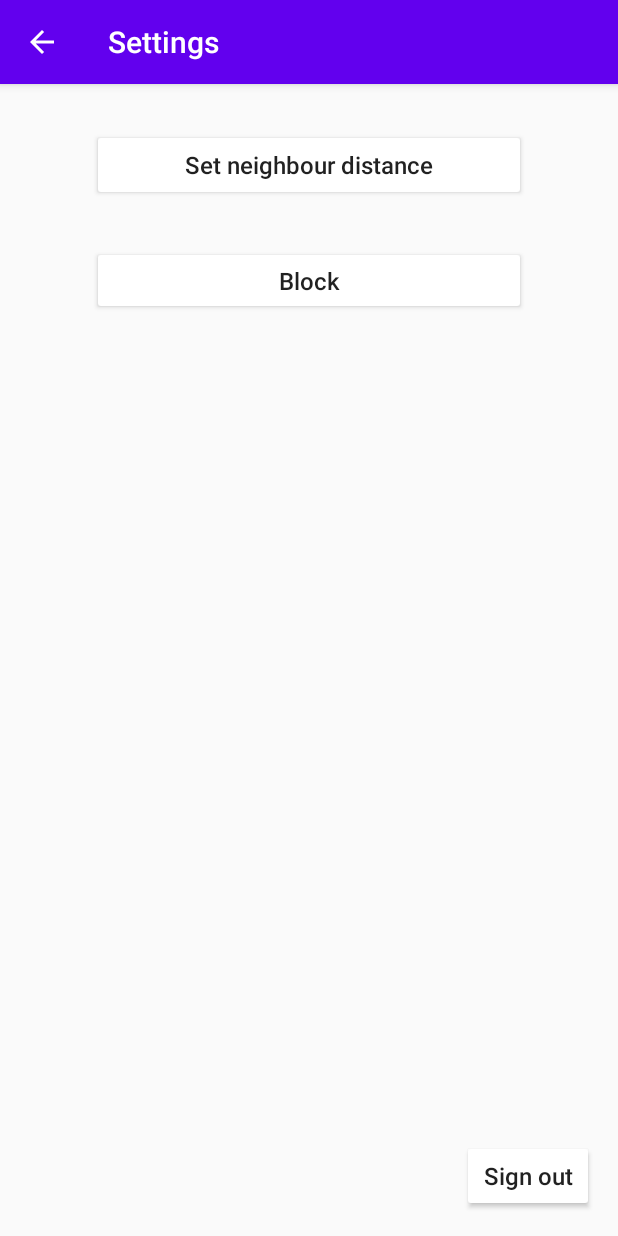
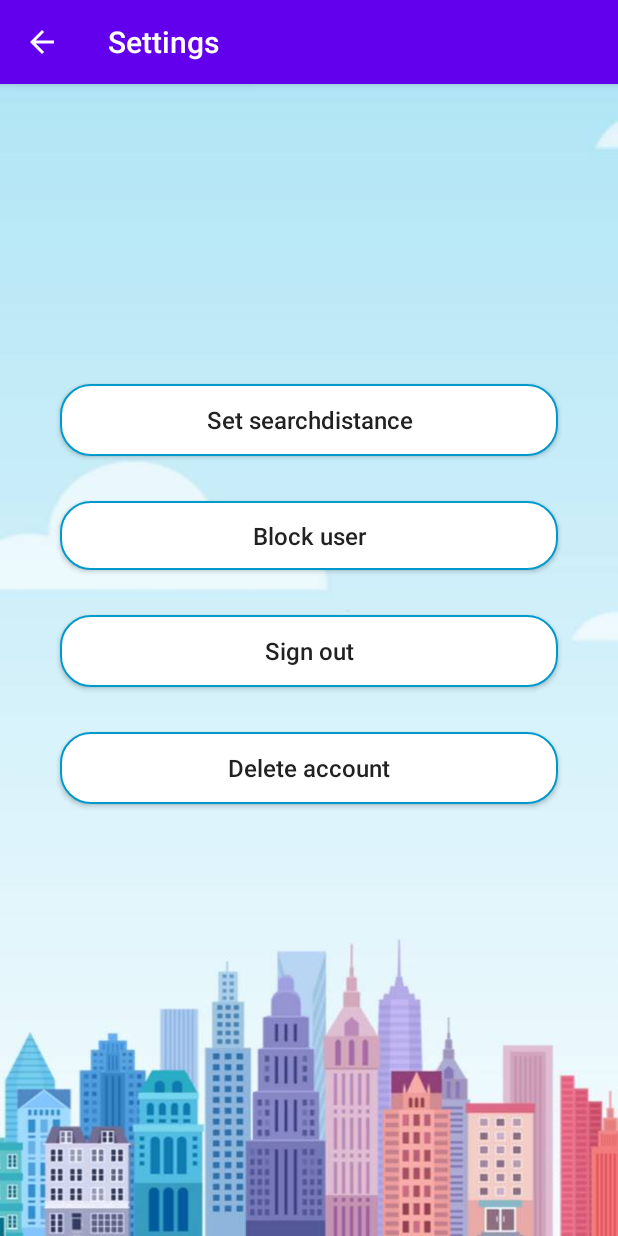
Before and after one commit to zakariamosa/NeighboursChat, an Android app: the SettingsActivity screen opened directly, with no data from a screen before it, on a phone screen of 412 x 824 dp. Run offline under Robolectric (Android 15) with nearby library versions, the phone set to English and light mode, and no system bars; our stand-ins replace Firebase (no records; nobody signed in at launch, a user with empty details on screens opened directly).

Commit message:
Updated design in latestmessage-activity.

```diff
--- a/app/src/main/java/com/example/neighbourschatapp/SettingsActivity.kt
+++ b/app/src/main/java/com/example/neighbourschatapp/SettingsActivity.kt
@@ -23,9 +23,14 @@ class SettingsActivity : AppCompatActivity() {
 
 
 
-        val btnSignOut = findViewById<TextView>(R.id.btn_sign_out)
+        val btnSignOut = findViewById<Button>(R.id.btn_sign_out)
         btnSignOut.setOnClickListener {
             signOut()
+        }
+
+        val btnDeleteAccount = findViewById<Button>(R.id.btn_delete_account)
+        btnDeleteAccount.setOnClickListener {
+
         }
 
 
@@ -105,10 +110,12 @@ class SettingsActivity : AppCompatActivity() {
             btn_sign_out.visibility = View.INVISIBLE
             buttonBlock.visibility = View.INVISIBLE
             buttonNeighbourDistanceSetting.visibility = View.INVISIBLE
+            btn_delete_account.visibility = View.INVISIBLE
         } else {
             btn_sign_out.visibility = View.VISIBLE
             buttonBlock.visibility = View.VISIBLE
             buttonNeighbourDistanceSetting.visibility = View.VISIBLE
+            btn_delete_account.visibility = View.VISIBLE
         }
         return
 
--- a/app/src/main/res/layout/activity_chat.xml
+++ b/app/src/main/res/layout/activity_chat.xml
@@ -4,6 +4,7 @@
     xmlns:tools="http://schemas.android.com/tools"
     android:layout_width="match_parent"
     android:layout_height="match_parent"
+    android:background="@drawable/city_background"
     tools:context=".ChatActivity">
 
     <androidx.recyclerview.widget.RecyclerView
--- a/app/src/main/res/layout/activity_settings.xml
+++ b/app/src/main/res/layout/activity_settings.xml
@@ -2,31 +2,37 @@
 <androidx.constraintlayout.widget.ConstraintLayout xmlns:android="http://schemas.android.com/apk/res/android"
     xmlns:app="http://schemas.android.com/apk/res-auto"
     xmlns:tools="http://schemas.android.com/tools"
+    android:background="@drawable/city_background"
     android:layout_width="match_parent"
     android:layout_height="match_parent"
     tools:context=".SettingsActivity">
 
     <Button
-        android:id="@+id/btn_sign_out"
-        android:layout_width="wrap_content"
-        android:layout_height="wrap_content"
-        android:layout_marginBottom="16dp"
+        android:id="@+id/buttonNeighbourDistanceSetting"
+        android:layout_width="0dp"
+        android:layout_height="48dp"
+        android:layout_marginStart="40dp"
+        android:layout_marginTop="200dp"
+        android:layout_marginEnd="40dp"
+        android:background="@drawable/rounded_edittext_register_login"
+        android:text="@string/set_distance"
+        android:textAllCaps="false"
+        android:textSize="16sp"
         android:theme="@style/MyButton"
-        android:text="@string/sign_out"
-        android:textSize="16sp"
-        android:textAllCaps="false"
         android:visibility="visible"
-        app:layout_constraintBottom_toBottomOf="parent"
         app:layout_constraintEnd_toEndOf="parent"
-        app:layout_constraintHorizontal_bias="0.95"
-        app:layout_constraintStart_toStartOf="parent" />
+        app:layout_constraintStart_toStartOf="parent"
+        app:layout_constraintTop_toTopOf="parent" />
 
     <Button
         android:id="@+id/buttonBlock"
-        android:layout_width="289dp"
+        android:layout_width="0dp"
         android:layout_height="46dp"
+        android:layout_marginStart="40dp"
         android:layout_marginTop="30dp"
-        android:text="Block"
+        android:layout_marginEnd="40dp"
+        android:background="@drawable/rounded_edittext_register_login"
+        android:text="@string/block_user"
         android:textAllCaps="false"
         android:textSize="16sp"
         android:theme="@style/MyButton"
@@ -34,6 +40,41 @@
         app:layout_constraintEnd_toEndOf="parent"
         app:layout_constraintStart_toStartOf="parent"
         app:layout_constraintTop_toBottomOf="@+id/buttonNeighbourDistanceSetting" />
+
+    <Button
+        android:id="@+id/btn_sign_out"
+        android:layout_width="0dp"
+        android:layout_height="wrap_content"
+        android:layout_marginStart="40dp"
+        android:layout_marginTop="30dp"
+        android:layout_marginEnd="40dp"
+        android:background="@drawable/rounded_edittext_register_login"
+        android:text="@string/sign_out"
+        android:textAllCaps="false"
+        android:textSize="16sp"
+        android:theme="@style/MyButton"
+        android:visibility="visible"
+        app:layout_constraintEnd_toEndOf="parent"
+        app:layout_constraintHorizontal_bias="0.95"
+        app:layout_constraintStart_toStartOf="parent"
+        app:layout_constraintTop_toBottomOf="@+id/buttonBlock" />
+
+    <Button
+        android:id="@+id/btn_delete_account"
+        android:layout_width="0dp"
+        android:layout_height="wrap_content"
+        android:layout_marginStart="40dp"
+        android:layout_marginTop="30dp"
+        android:layout_marginEnd="40dp"
+        android:background="@drawable/rounded_edittext_register_login"
+        android:text="@string/delete_account"
+        android:textAllCaps="false"
+        android:textSize="16sp"
+        android:theme="@style/MyButton"
+        android:visibility="visible"
+        app:layout_constraintEnd_toEndOf="parent"
+        app:layout_constraintStart_toStartOf="parent"
+        app:layout_constraintTop_toBottomOf="@+id/btn_sign_out" />
 
     <FrameLayout
         android:id="@+id/container"
@@ -50,18 +91,4 @@
 
     </FrameLayout>
 
-    <Button
-        android:id="@+id/buttonNeighbourDistanceSetting"
-        android:layout_width="289dp"
-        android:layout_height="48dp"
-        android:layout_marginTop="30dp"
-        android:theme="@style/MyButton"
-        android:text="Set neighbour distance"
-        android:textSize="16sp"
-        android:textAllCaps="false"
-        android:visibility="visible"
-        app:layout_constraintEnd_toEndOf="parent"
-        app:layout_constraintStart_toStartOf="parent"
-        app:layout_constraintTop_toTopOf="parent" />
-
 </androidx.constraintlayout.widget.ConstraintLayout>
--- a/app/src/main/res/layout/fragment_neighbourdistance.xml
+++ b/app/src/main/res/layout/fragment_neighbourdistance.xml
@@ -13,9 +13,10 @@
         android:id="@+id/textView4"
         android:layout_width="294dp"
         android:layout_height="68dp"
-        android:layout_marginTop="20dp"
+        android:layout_marginTop="200dp"
         android:text="@string/setting_set_distance"
         android:textAlignment="center"
+        android:textColor="@android:color/black"
         android:textSize="18sp"
         android:textStyle="bold"
         app:layout_constraintEnd_toEndOf="parent"
@@ -39,15 +40,18 @@
         android:id="@+id/buttonSaveNeighbourLocationDistance"
         android:layout_width="wrap_content"
         android:layout_height="wrap_content"
-        android:layout_marginBottom="32dp"
+        android:layout_marginTop="30dp"
+        android:background="@drawable/rounded_button_register_login"
         android:text="Save"
         android:textAllCaps="false"
+        android:textColor="@android:color/white"
         android:textSize="16sp"
+        android:textStyle="bold"
         android:theme="@style/MyButton"
-        app:layout_constraintBottom_toBottomOf="parent"
         app:layout_constraintEnd_toEndOf="parent"
         app:layout_constraintHorizontal_bias="0.498"
-        app:layout_constraintStart_toStartOf="parent" />
+        app:layout_constraintStart_toStartOf="parent"
+        app:layout_constraintTop_toBottomOf="@+id/editTextNumberNeighbourLocationDistance" />
 
 
 </androidx.constraintlayout.widget.ConstraintLayout>
--- a/app/src/main/res/layout/latest_message_row.xml
+++ b/app/src/main/res/layout/latest_message_row.xml
@@ -2,6 +2,10 @@
 <androidx.constraintlayout.widget.ConstraintLayout xmlns:android="http://schemas.android.com/apk/res/android"
     xmlns:app="http://schemas.android.com/apk/res-auto"
     xmlns:tools="http://schemas.android.com/tools"
+    android:background="@android:color/white"
+    android:layout_marginTop="5dp"
+    android:layout_marginStart="5dp"
+    android:layout_marginEnd="5dp"
     android:layout_width="match_parent"
     android:layout_height="120dp">
 
--- a/app/src/main/res/values/strings.xml
+++ b/app/src/main/res/values/strings.xml
@@ -14,6 +14,9 @@
     <string name="new_message">New Message</string>
     <string name="settings">Settings</string>
     <string name="sign_out">Sign out</string>
+    <string name="delete_account">Delete account</string>
+    <string name="set_distance">Set searchdistance</string>
+    <string name="block_user">Block user</string>
     <string name="enter_message">Enter message</string>
     <string name="send">Send</string>
     <string name="hello_blank_fragment">Hello blank fragment</string>
```
